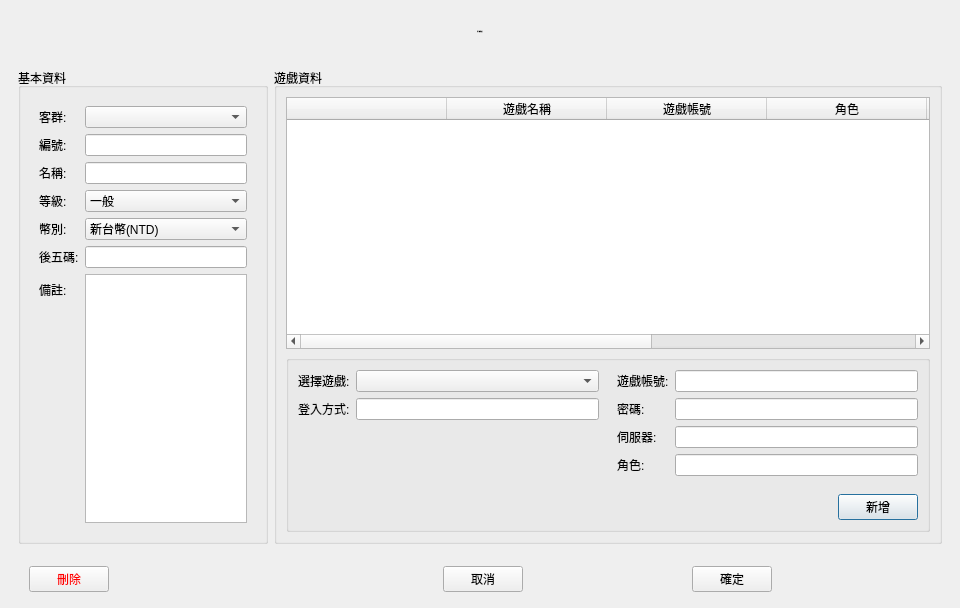
Above: src/AdbClient/StageCustomerService/DialogCustomerEdit.ui from roger0816/Adb before the change. Below: the same form after it.
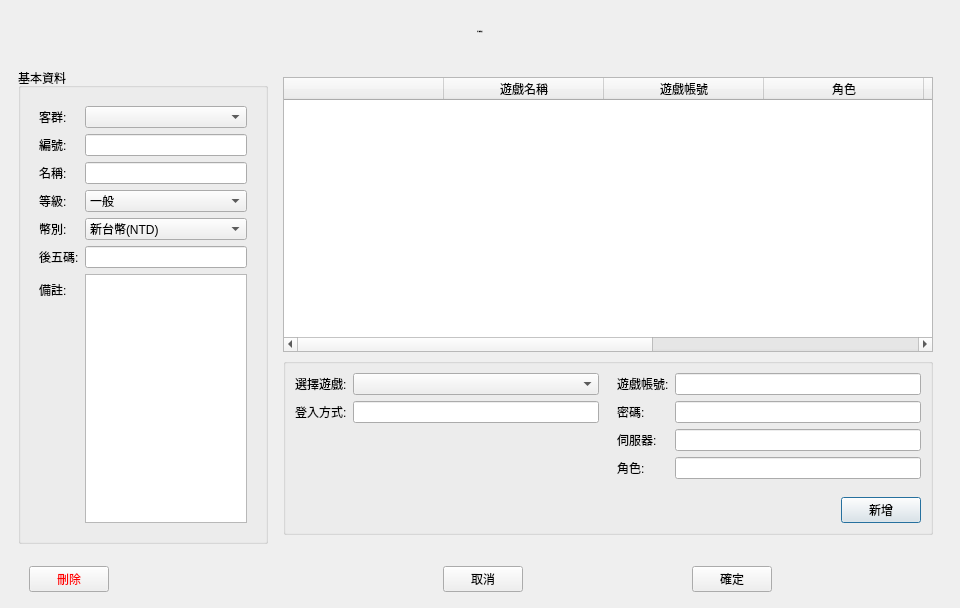
That is the form after the change. Custom widgets are drawn as their Qt base class.

The edit to the form file:
```diff
--- a/src/AdbClient/StageCustomerService/DialogCustomerEdit.ui
+++ b/src/AdbClient/StageCustomerService/DialogCustomerEdit.ui
@@ -242,7 +242,7 @@
           </widget>
          </item>
          <item>
-          <widget class="QGroupBox" name="groupBox_2">
+          <widget class="QStackedWidget" name="stackedWidget_2">
            <property name="font">
             <font>
              <italic>false</italic>
@@ -252,9 +252,7 @@
            <property name="styleSheet">
             <string notr="true"/>
            </property>
-           <property name="title">
-            <string>遊戲資料</string>
-           </property>
+           <widget class="QWidget" name="stackedWidget_2Page1" native="true">
            <layout class="QGridLayout" name="gridLayout_5">
             <item row="0" column="0">
              <widget class="QWidget" name="widget_5" native="true">
@@ -498,6 +496,8 @@
             </item>
            </layout>
           </widget>
+           <widget class="LayerCustomerGameEdit" name="page"/>
+          </widget>
          </item>
         </layout>
        </widget>
@@ -615,6 +615,14 @@
    </item>
   </layout>
  </widget>
+ <customwidgets>
+  <customwidget>
+   <class>LayerCustomerGameEdit</class>
+   <extends>QWidget</extends>
+   <header>LayerCustomerGameEdit.h</header>
+   <container>1</container>
+  </customwidget>
+ </customwidgets>
  <tabstops>
   <tabstop>cbClass</tabstop>
   <tabstop>txNote1</tabstop>
```
Left out of the diff: 2 changed lines with no effect on the pictures. Lines whose indentation alone changed are shown as unchanged.
